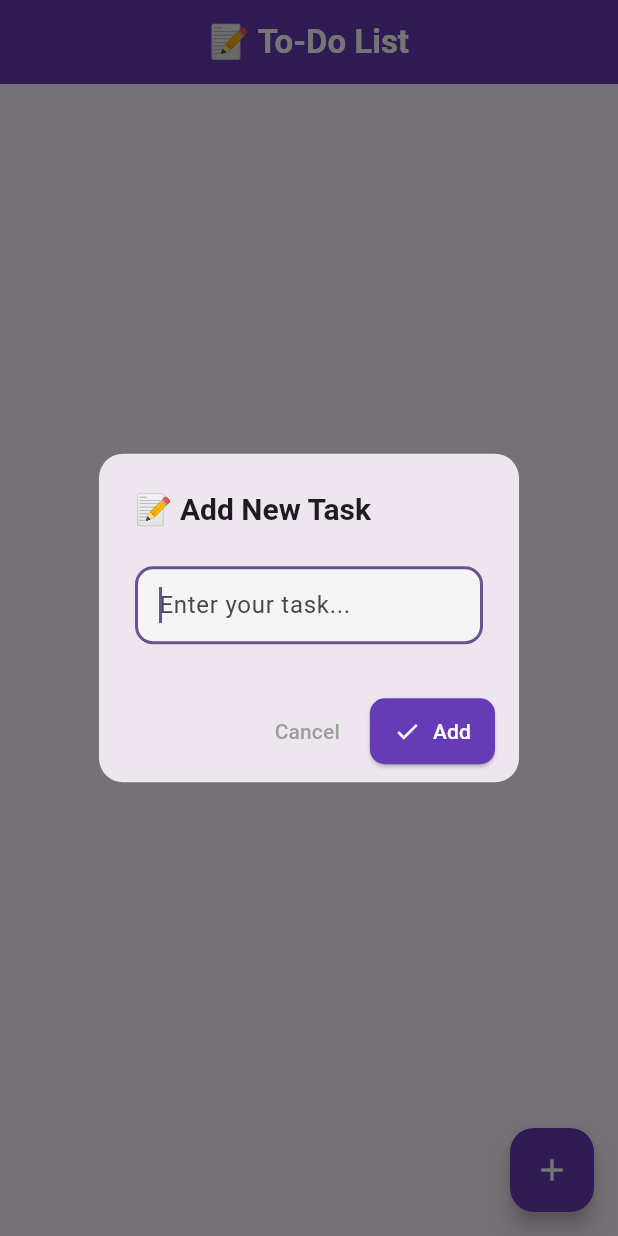
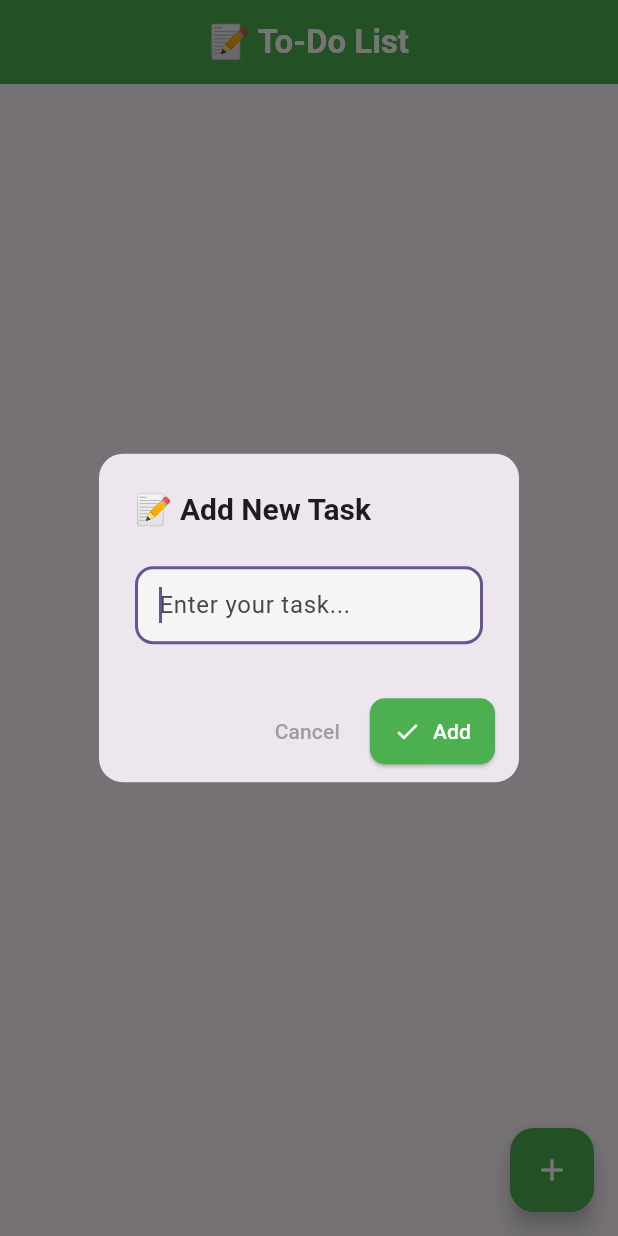
Before and after one commit to mohamed-sajidh/to-do, a Flutter app: the Homepage screen opened directly, after a tap on the "add" icon, on a phone screen of 412 x 824 dp. Run offline on Flutter 3.47's test engine with Material 3 defaults, Android fonts, the phone set to English and light mode, and no system bars; our stand-ins replace get, hive_flutter; accounts and stored records are empty.

Commit message:
changed the color to green

```diff
--- a/lib/view/add_popup.dart
+++ b/lib/view/add_popup.dart
@@ -59,7 +59,7 @@ void addTodoDialog(BuildContext context, Function(String, bool) onAdd) {
             icon: const Icon(Icons.check),
             label: const Text("Add"),
             style: ElevatedButton.styleFrom(
-              backgroundColor: Colors.deepPurple,
+              backgroundColor: Colors.green,
               foregroundColor: Colors.white,
               shape: RoundedRectangleBorder(
                 borderRadius: BorderRadius.circular(10),
--- a/lib/view/homepage.dart
+++ b/lib/view/homepage.dart
@@ -20,7 +20,7 @@ class Homepage extends StatelessWidget {
           ),
         ),
         centerTitle: true,
-        backgroundColor: Colors.deepPurple,
+        backgroundColor: Colors.green,
       ),
       body: Padding(
         padding: const EdgeInsets.all(16.0),
@@ -87,7 +87,7 @@ class Homepage extends StatelessWidget {
             await controller.addTasks(taskTitle, isCompleted);
           });
         },
-        backgroundColor: Colors.deepPurple,
+        backgroundColor: Colors.green,
         child: const Icon(Icons.add, color: Colors.white),
       ),
     );
```
